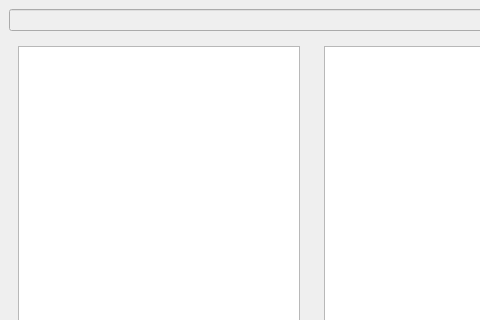
Qt form picks_viewer/picks.ui (frans-fuerst/picks) before a commit; both pictures show x 0 to 480 and y 0 to 320 of the 1000 by 824 pixel window.
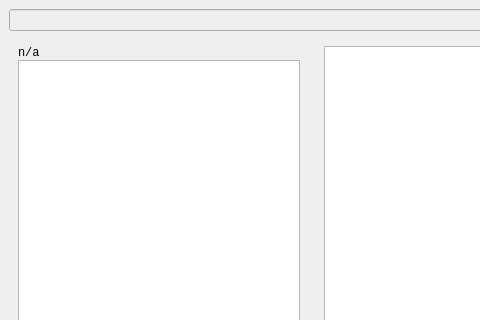
The same form after that commit.

Commit message: add some file info, file rename stub

```diff
--- a/picks_viewer/picks.ui
+++ b/picks_viewer/picks.ui
@@ -50,6 +50,18 @@
            <property name="spacing">
             <number>0</number>
            </property>
+           <item>
+            <widget class="QLabel" name="lbl_file_info">
+             <property name="font">
+              <font>
+               <family>Monospace</family>
+              </font>
+             </property>
+             <property name="text">
+              <string>n/a</string>
+             </property>
+            </widget>
+           </item>
            <item>
             <widget class="QListWidget" name="lst_files">
              <property name="editTriggers">
```
The commit also changes 1 other file.
